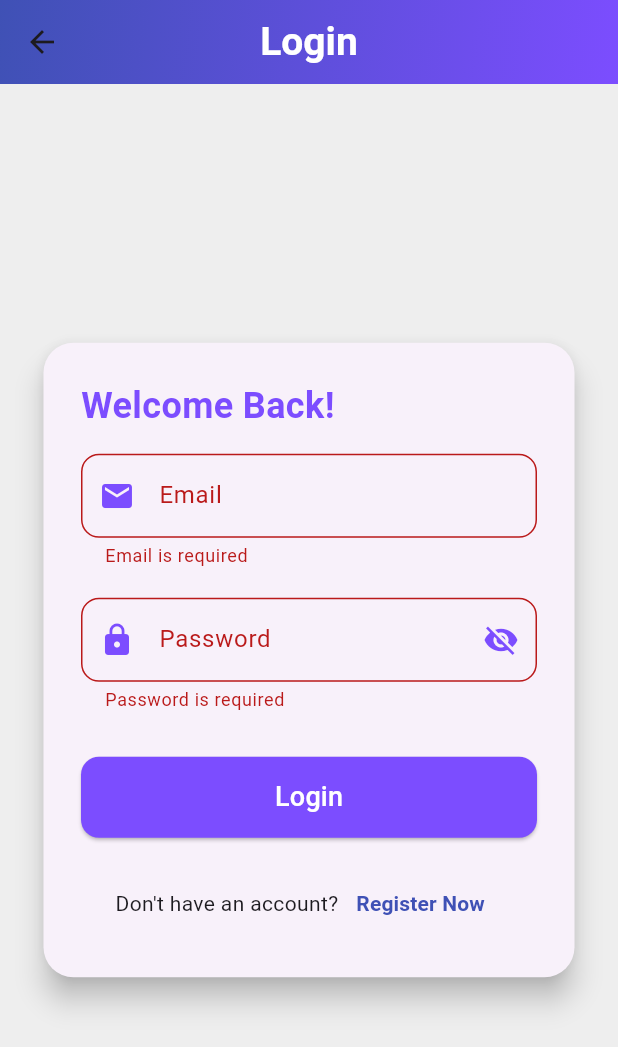
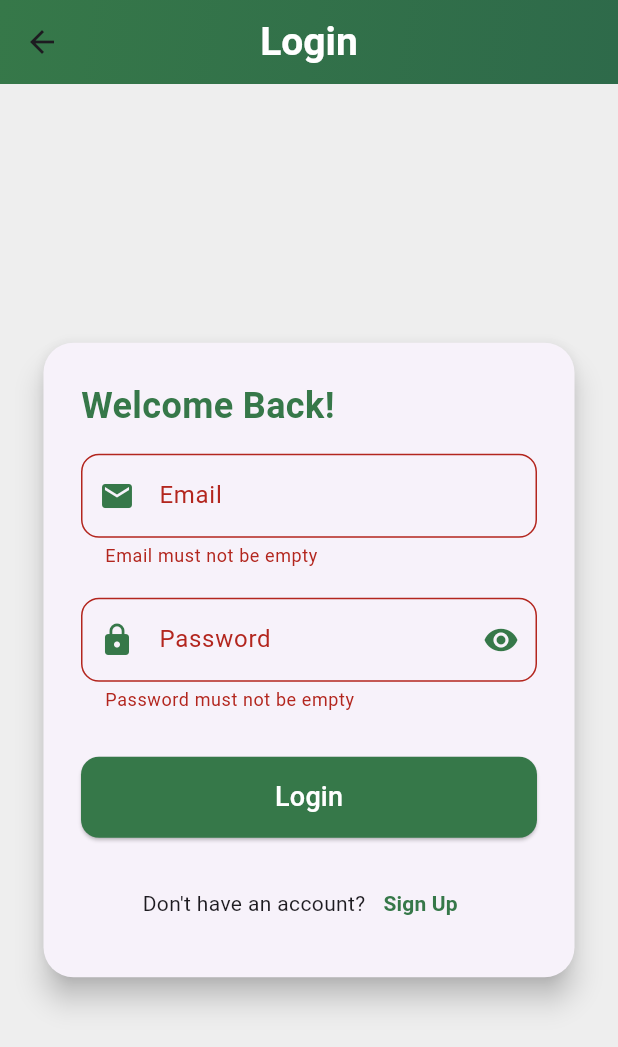
Before and after one commit to Doaamahmoud903/Flutter_App_ITI, a Flutter app: the LoginScreen screen opened directly, after a tap on "Login", on a phone screen of 412 x 824 dp. Shown: the top 1047 px of the screen. Run offline on Flutter 3.47's test engine with Material 3 defaults, Android fonts, the phone set to English and light mode, and no system bars; our stand-ins replace dio, firebase_auth, firebase_core, shared_preferences; accounts and stored records are empty.

Commit message:
Updated Again

```diff
--- a/lib/login_screen.dart
+++ b/lib/login_screen.dart
@@ -1,4 +1,6 @@
+import 'package:firebase_auth/firebase_auth.dart';
 import 'package:flutter/material.dart';
+import 'package:first_app_filter/register_screen.dart';
 
 class LoginScreen extends StatefulWidget {
   const LoginScreen({super.key});
@@ -8,42 +10,10 @@ class LoginScreen extends StatefulWidget {
 }
 
 class _LoginScreenState extends State<LoginScreen> {
-  final _formKey = GlobalKey<FormState>(); // Form key to track validation
-  bool isVisible = false;
-  TextEditingController emailController = TextEditingController();
-  TextEditingController passwordController = TextEditingController();
-
-  @override
-  void dispose() {
-    emailController.dispose();
-    passwordController.dispose();
-    super.dispose();
-  }
-
-  // Email Validator
-  String? validateEmail(String? value) {
-    if (value == null || value.isEmpty) {
-      return "Email is required";
-    }
-    final emailRegex = RegExp(
-      r"^[a-zA-Z0-9._%+-]+@[a-zA-Z0-9.-]+\.[a-zA-Z]{2,}$",
-    );
-    if (!emailRegex.hasMatch(value)) {
-      return "Enter a valid email";
-    }
-    return null;
-  }
-
-  // Password Validator
-  String? validatePassword(String? value) {
-    if (value == null || value.isEmpty) {
-      return "Password is required";
-    }
-    if (value.length < 6) {
-      return "Password must be at least 6 characters";
-    }
-    return null;
-  }
+  var emailController = TextEditingController();
+  var passwordController = TextEditingController();
+  var formKey = GlobalKey<FormState>();
+  bool isVisible = true;
 
   @override
   Widget build(BuildContext context) {
@@ -53,7 +23,7 @@ class _LoginScreenState extends State<LoginScreen> {
         flexibleSpace: Container(
           decoration: const BoxDecoration(
             gradient: LinearGradient(
-              colors: [Colors.indigo, Colors.deepPurpleAccent], // Modern gradient
+              colors: [Color(0xff367849), Color(0xff2E6A4A)], // Green gradient
               begin: Alignment.topLeft,
               end: Alignment.bottomRight,
             ),
@@ -81,7 +51,7 @@ class _LoginScreenState extends State<LoginScreen> {
             child: Padding(
               padding: const EdgeInsets.all(25),
               child: Form(
-                key: _formKey, // Assign form key
+                key: formKey,
                 child: Column(
                   mainAxisSize: MainAxisSize.min,
                   crossAxisAlignment: CrossAxisAlignment.start,
@@ -91,30 +61,41 @@ class _LoginScreenState extends State<LoginScreen> {
                       style: TextStyle(
                         fontSize: 24,
                         fontWeight: FontWeight.bold,
-                        color: Colors.deepPurpleAccent,
+                        color: Color(0xff367849),
                       ),
                     ),
                     const SizedBox(height: 15),
                     TextFormField(
-                      keyboardType: TextInputType.emailAddress,
                       controller: emailController,
+                      validator: (value) {
+                        bool validateEmail = RegExp(
+                          '^[a-zA-Z0-9+_.-]+@[a-zA-Z0-9.-]+.[a-z]',
+                        ).hasMatch(value!);
+                        if (value.isEmpty)
+                          return "Email must not be empty";
+                        else if (!validateEmail)
+                          return "Invalid Email";
+                        return null;
+                      },
                       decoration: InputDecoration(
                         labelText: "Email",
-                        prefixIcon: const Icon(Icons.email, color: Colors.deepPurpleAccent),
+                        prefixIcon: const Icon(Icons.email, color: Color(0xff367849)),
                         border: OutlineInputBorder(
                           borderRadius: BorderRadius.circular(12),
                         ),
                       ),
-                      validator: validateEmail,
                     ),
                     const SizedBox(height: 20),
                     TextFormField(
+                      controller: passwordController,
+                      validator: (value) {
+                        if (value!.isEmpty) return "Password must not be empty";
+                        return null;
+                      },
                       obscureText: !isVisible,
-                      keyboardType: TextInputType.visiblePassword,
-                      controller: passwordController,
                       decoration: InputDecoration(
                         labelText: "Password",
-                        prefixIcon: const Icon(Icons.lock, color: Colors.deepPurpleAccent),
+                        prefixIcon: const Icon(Icons.lock, color: Color(0xff367849)),
                         suffixIcon: IconButton(
                           onPressed: () {
                             setState(() {
@@ -123,30 +104,42 @@ class _LoginScreenState extends State<LoginScreen> {
                           },
                           icon: Icon(
                             isVisible ? Icons.visibility : Icons.visibility_off,
-                            color: Colors.deepPurpleAccent,
+                            color: Color(0xff367849),
                           ),
                         ),
                         border: OutlineInputBorder(
                           borderRadius: BorderRadius.circular(12),
                         ),
                       ),
-                      validator: validatePassword,
                     ),
                     const SizedBox(height: 30),
                     SizedBox(
                       width: double.infinity,
                       child: ElevatedButton(
                         style: ElevatedButton.styleFrom(
-                          backgroundColor: Colors.deepPurpleAccent,
+                          backgroundColor: Color(0xff367849),
                           padding: const EdgeInsets.symmetric(vertical: 14),
                           shape: RoundedRectangleBorder(
                             borderRadius: BorderRadius.circular(12),
                           ),
                         ),
-                        onPressed: () {
-                          if (_formKey.currentState!.validate()) {
-                            print("Email: ${emailController.text}");
-                            print("Password: ${passwordController.text}");
+                        onPressed: () async {
+                          if (formKey.currentState!.validate()) {
+                            try {
+                              await FirebaseAuth.instance.signInWithEmailAndPassword(
+                                email: emailController.text,
+                                password: passwordController.text,
+                              );
+                              ScaffoldMessenger.of(context).showSnackBar(
+                                const SnackBar(content: Text("Login Successful")),
+                              );
+                              formKey.currentState!.reset();
+                            } catch (e) {
+                              print("Error: $e");
+                              ScaffoldMessenger.of(context).showSnackBar(
+                                SnackBar(content: Text("Error: ${e.toString()}")),
+                              );
+                            }
                           }
                         },
                         child: const Text(
@@ -162,11 +155,18 @@ class _LoginScreenState extends State<LoginScreen> {
                         children: [
                           const Text("Don't have an account?"),
                           TextButton(
-                            onPressed: () {},
+                            onPressed: () {
+                              Navigator.push(
+                                context,
+                                MaterialPageRoute(
+                                  builder: (context) => RegisterScreen(),
+                                ),
+                              );
+                            },
                             child: const Text(
-                              "Register Now",
+                              "Sign Up",
                               style: TextStyle(
-                                color: Colors.indigo,
+                                color: Color(0xff367849),
                                 fontWeight: FontWeight.bold,
                               ),
                             ),
--- a/pubspec.yaml
+++ b/pubspec.yaml
@@ -35,6 +35,11 @@ dependencies:
   # Use with the CupertinoIcons class for iOS style icons.
   cupertino_icons: ^1.0.8
   dio: ^5.8.0+1
+
+  shared_preferences: ^2.5.2
+  firebase_auth: ^5.5.1
+  firebase_core: ^3.12.1
+
 
 dev_dependencies:
   flutter_test:
```
Also changed, not shown: lib/dio/api_provider.dart (+46 -0 lines), lib/main.dart (+10 -7 lines), lib/models/product_model.dart (+63 -0 lines), lib/product_element.dart (+72 -0 lines), lib/products_screen.dart (+99 -0 lines), lib/register_screen.dart (+186 -0 lines), pubspec.lock, 2 other files.
